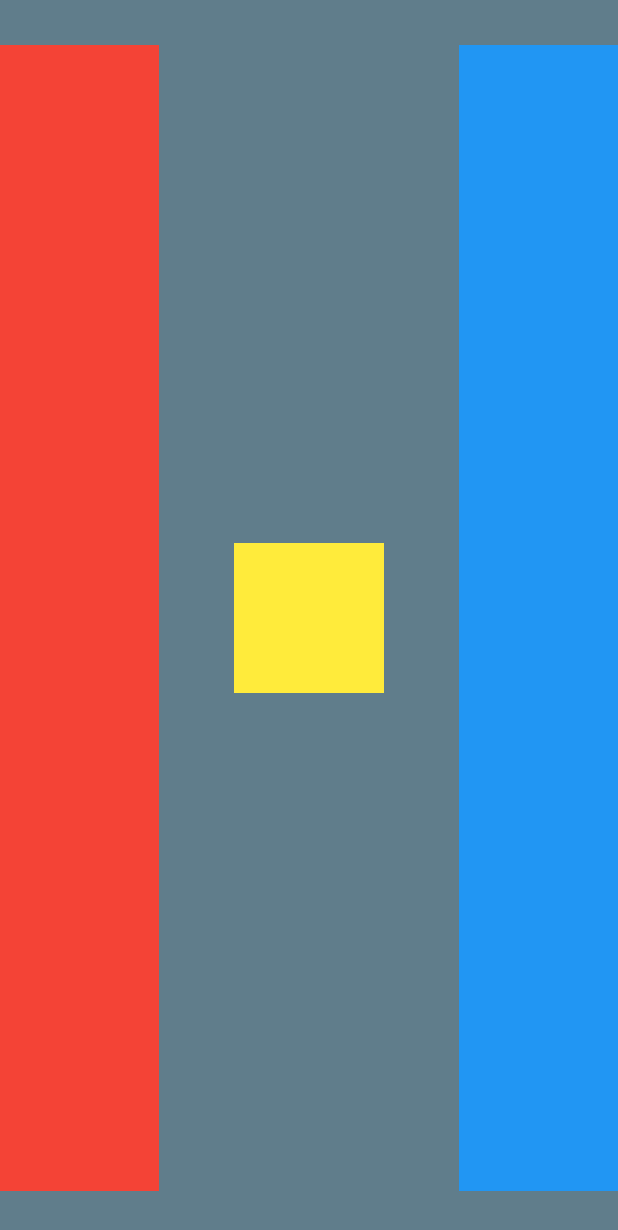
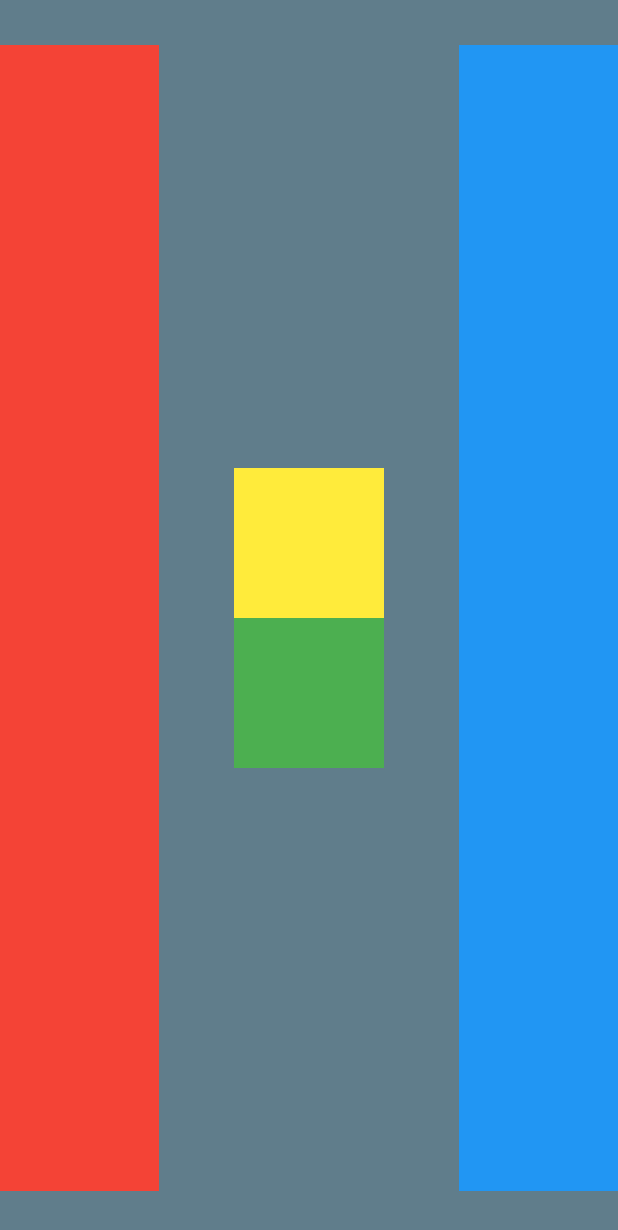
Before and after one commit to moungjung/AndroidDevelopmentFiles, a Flutter app: the screen it shows after launch, on a phone screen of 412 x 824 dp. Shown: the top 1230 px of the screen. Run offline on Flutter 3.47's test engine with Material 2 defaults, Android fonts, the phone set to English and light mode, and no system bars.

Commit message:
Finished Project

```diff
--- a/containerexercise/lib/main.dart
+++ b/containerexercise/lib/main.dart
@@ -19,30 +19,33 @@ class myApp extends StatelessWidget {
           children: <Widget>[
             Expanded(
                           child: Container(
-                  //padding: EdgeInsets.all(50.0),
                   margin: EdgeInsets.fromLTRB(0, 30.0, 50.0, 30.0),
-                  //margin: EdgeInsets.all(50.0),
-                  //margin: EdgeInsets.symmetric(vertical: 50.0, horizontal: 10.0),
                   height: double.infinity,
                   width: 100.0,
                   color: Colors.red,
                 ),
             ),
-              Container(
-                //padding: EdgeInsets.all(50.0),
-                //margin: EdgeInsets.fromLTRB(10.0, 0.0, 30.0, 20.0),
-                //margin: EdgeInsets.all(50.0),
-                //margin: EdgeInsets.symmetric(vertical: 50.0, horizontal: 10.0),
-                height: 100.0,
-                width: 100.0,
-                color: Colors.yellow,
+              Column(
+                mainAxisAlignment: MainAxisAlignment.center,
+                crossAxisAlignment: CrossAxisAlignment.center,
+
+                children: <Widget>[
+                  Container(
+                    height: 100.0,
+                    width: 100.0,
+                    color: Colors.yellow,
+
+                  ),
+                  Container(
+                    height: 100.0,
+                    width: 100.0,
+                    color: Colors.green,
+                  ),
+                ],
               ),
               Expanded(
                               child: Container(
-                  //padding: EdgeInsets.all(50.0),
                   margin: EdgeInsets.fromLTRB(50.0, 30.0, 0.0, 30.0),
-                  //margin: EdgeInsets.all(50.0),
-                  //margin: EdgeInsets.symmetric(vertical: 50.0, horizontal: 10.0),
                   height: double.infinity,
                   width: 100.0,
                   color: Colors.blue,
```
